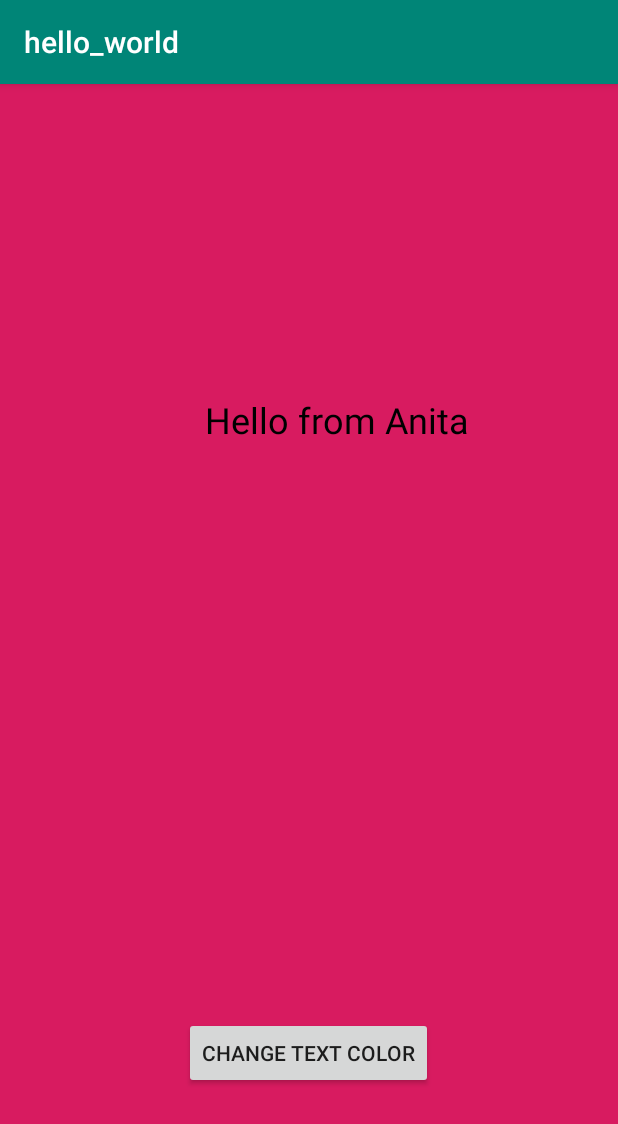
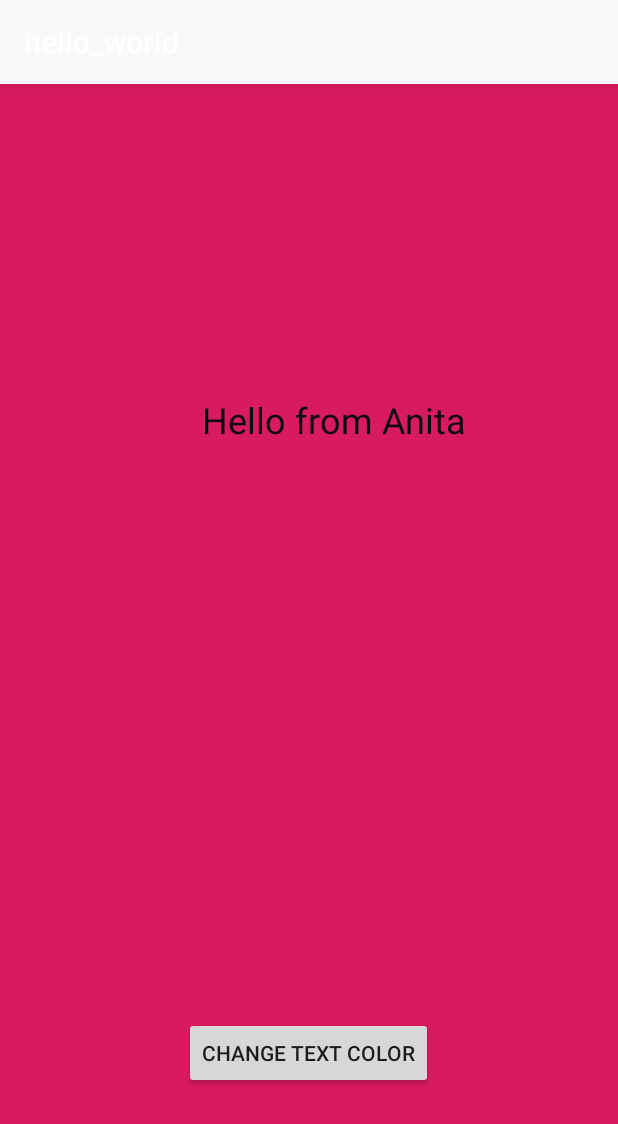
Before and after one commit to AnitaGarcia819/hello_app, an Android app: the screen it shows after launch (MainActivity), on a phone screen of 412 x 824 dp. Shown: the top 1124 px of the screen. Run offline under Robolectric (Android 15) with nearby library versions, the phone set to English and light mode, and no system bars.

```diff
--- a/app/src/main/res/layout/activity_main.xml
+++ b/app/src/main/res/layout/activity_main.xml
@@ -15,10 +15,10 @@
         android:layout_alignParentEnd="true"
         android:layout_alignParentRight="true"
         android:layout_marginTop="207dp"
-        android:layout_marginEnd="99dp"
-        android:layout_marginRight="99dp"
+        android:layout_marginEnd="101dp"
+        android:layout_marginRight="101dp"
         android:text="Hello from Anita"
-        android:textColor="@android:color/black"
+        android:textColor="@color/colorPrimaryDark"
         android:textSize="24sp" />
 
     <Button
--- a/app/src/main/res/values/colors.xml
+++ b/app/src/main/res/values/colors.xml
@@ -1,6 +1,6 @@
 <?xml version="1.0" encoding="utf-8"?>
 <resources>
-    <color name="colorPrimary">#008577</color>
-    <color name="colorPrimaryDark">#00574B</color>
+    <color name="colorPrimary">#f9f9f9</color>
+    <color name="colorPrimaryDark">#0b0b0b</color>
     <color name="colorAccent">#D81B60</color>
 </resources>
```
Also changed, not shown: 1 other file.
